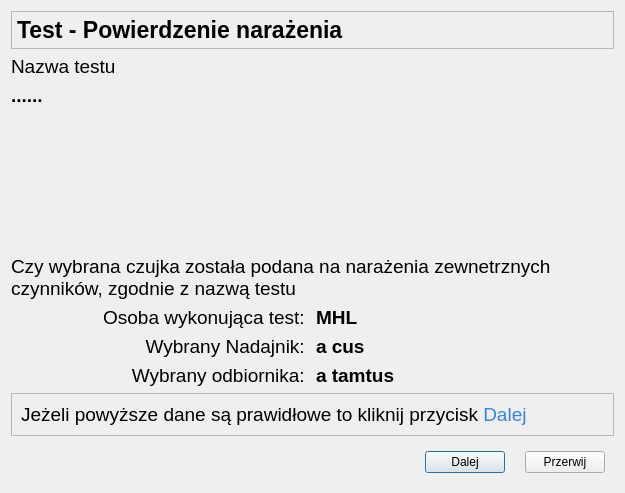
wiacekmarcin/CzujkiLiniowe, file CzujkiLinioweApp/test3sprawdzenie.ui: the form before one commit.
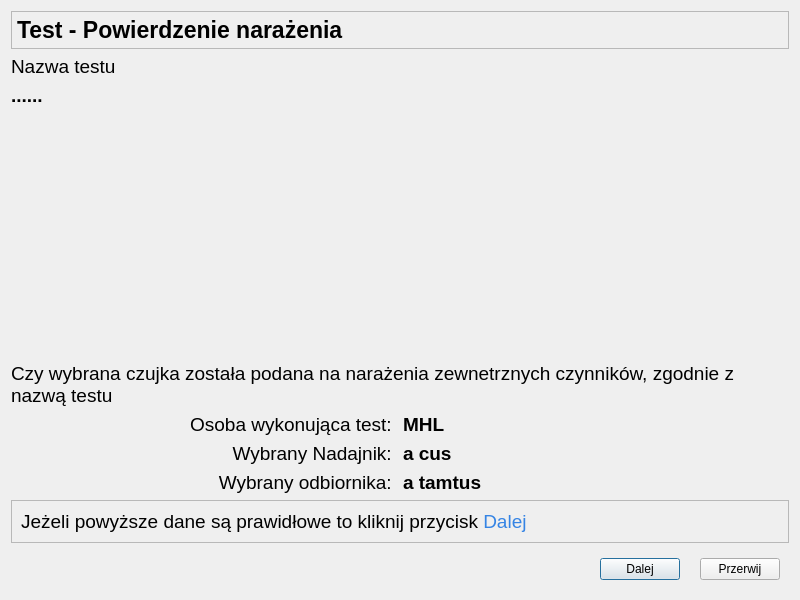
The form after the commit. Icons and pictures are not drawn.

Patch:
```diff
--- a/CzujkiLinioweApp/test3sprawdzenie.ui
+++ b/CzujkiLinioweApp/test3sprawdzenie.ui
@@ -6,8 +6,8 @@
    <rect>
     <x>0</x>
     <y>0</y>
-    <width>625</width>
-    <height>493</height>
+    <width>800</width>
+    <height>600</height>
    </rect>
   </property>
   <property name="windowTitle">
```
